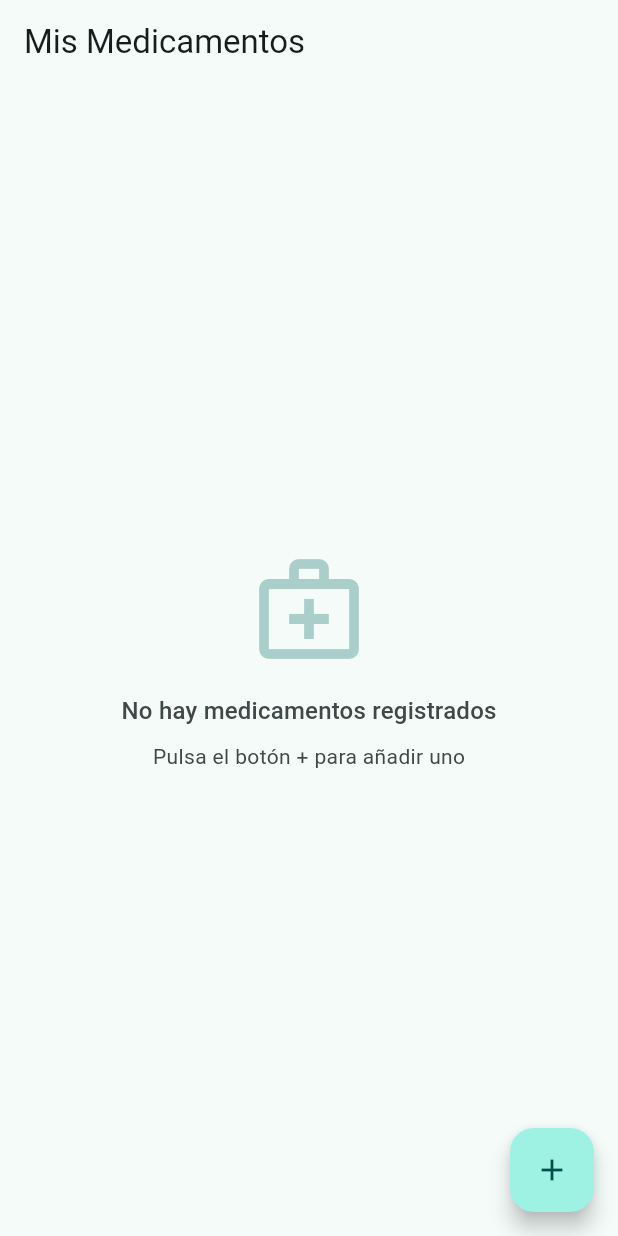
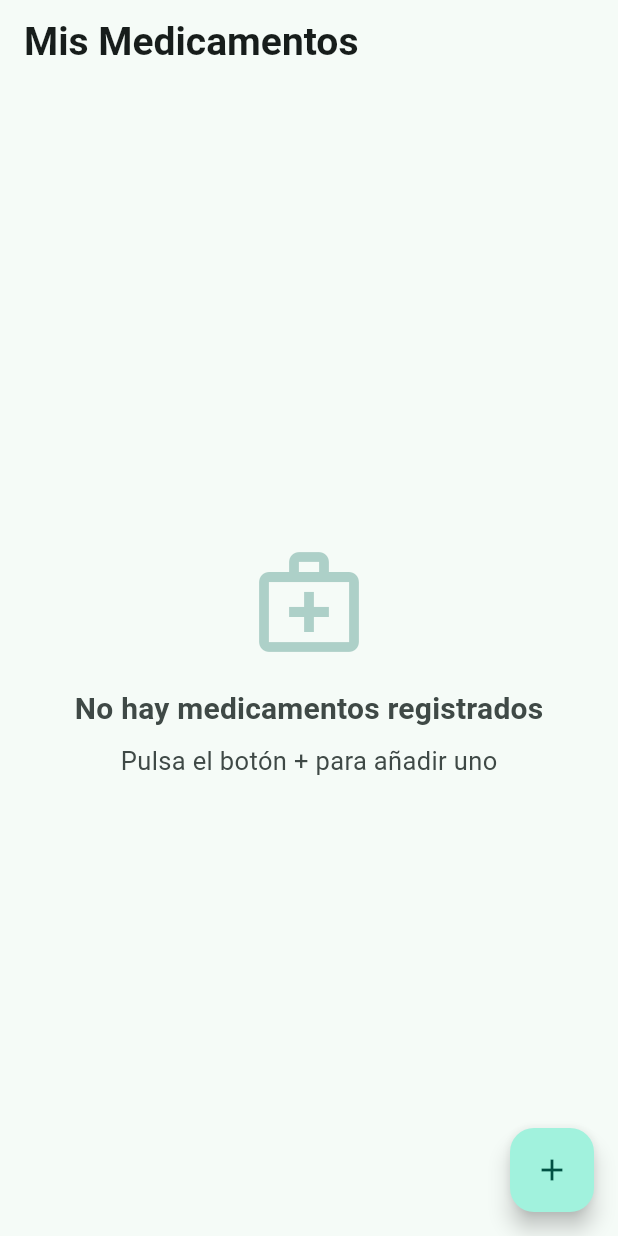
Before and after one commit to rafapoza/medicapp, a Flutter app: the screen it shows after launch, on a phone screen of 412 x 824 dp. Run offline on Flutter 3.47's test engine with Material 3 defaults, Android fonts, the phone set to English and light mode, and no system bars; our stand-ins replace flutter_local_notifications, sqflite, timezone; accounts and stored records are empty.

Commit message:
feat: mejorar accesibilidad con fuentes más grandes y mejor contraste
Implementa mejoras de accesibilidad para usuarios de edad avanzada
con problemas visuales, manteniendo el diseño Material Design 3:

- Aumentar tamaños de fuente en 20-30% en toda la aplicación
- Mejorar contraste de colores (teal más oscuro #006B5A en modo claro,
  teal más claro #00A894 en modo oscuro)
- Aumentar tamaño de iconos de 24px a 28px
- Aumentar altura mínima de botones a 52px (antes ~40px)
- Ajustar tamaños de fuente en diálogos de debug (14-15px)
- Configurar ventana de test más grande (1200x1800) para acomodar
  elementos de accesibilidad

Archivos modificados:
- lib/main.dart: Temas de accesibilidad con TextTheme personalizado
- lib/screens/medication_list_screen.dart: Fuentes más grandes en diálogos
- lib/screens/medication_stock_screen.dart: Badge de estado más legible
- test/widget_test.dart: Tamaño de ventana aumentado para tests

🤖 Generated with [Claude Code](https://claude.com/claude-code)

Co-Authored-By: Claude <noreply@anthropic.com>

```diff
--- a/lib/main.dart
+++ b/lib/main.dart
@@ -52,22 +52,217 @@ class MedicApp extends StatelessWidget {
         Locale('en', 'US'), // English
       ],
       locale: const Locale('es', 'ES'),
-      theme: ThemeData(
-        colorScheme: ColorScheme.fromSeed(
-          seedColor: Colors.teal,
-          brightness: Brightness.light,
-        ),
-        useMaterial3: true,
-      ),
-      darkTheme: ThemeData(
-        colorScheme: ColorScheme.fromSeed(
-          seedColor: Colors.teal,
-          brightness: Brightness.dark,
-        ),
-        useMaterial3: true,
-      ),
+      theme: _buildLightTheme(),
+      darkTheme: _buildDarkTheme(),
       themeMode: ThemeMode.system,
       home: const MedicationListScreen(),
     );
   }
+
+  /// Build light theme with improved accessibility
+  ThemeData _buildLightTheme() {
+    final colorScheme = ColorScheme.fromSeed(
+      seedColor: const Color(0xFF006B5A), // Darker teal for better contrast
+      brightness: Brightness.light,
+    );
+
+    return ThemeData(
+      colorScheme: colorScheme,
+      useMaterial3: true,
+      textTheme: _buildAccessibleTextTheme(colorScheme, Brightness.light),
+      // Increase icon sizes for better visibility
+      iconTheme: const IconThemeData(size: 28),
+      // Make cards more prominent with better shadows
+      cardTheme: CardThemeData(
+        elevation: 2,
+        shape: RoundedRectangleBorder(
+          borderRadius: BorderRadius.circular(16),
+        ),
+      ),
+      // Make buttons larger and more accessible
+      filledButtonTheme: FilledButtonThemeData(
+        style: FilledButton.styleFrom(
+          minimumSize: const Size(64, 52),
+          textStyle: const TextStyle(
+            fontSize: 18,
+            fontWeight: FontWeight.w600,
+          ),
+        ),
+      ),
+      outlinedButtonTheme: OutlinedButtonThemeData(
+        style: OutlinedButton.styleFrom(
+          minimumSize: const Size(64, 52),
+          textStyle: const TextStyle(
+            fontSize: 18,
+            fontWeight: FontWeight.w600,
+          ),
+        ),
+      ),
+      textButtonTheme: TextButtonThemeData(
+        style: TextButton.styleFrom(
+          minimumSize: const Size(64, 48),
+          textStyle: const TextStyle(
+            fontSize: 17,
+            fontWeight: FontWeight.w600,
+          ),
+        ),
+      ),
+    );
+  }
+
+  /// Build dark theme with improved accessibility
+  ThemeData _buildDarkTheme() {
+    final colorScheme = ColorScheme.fromSeed(
+      seedColor: const Color(0xFF00A894), // Lighter teal for dark mode contrast
+      brightness: Brightness.dark,
+    );
+
+    return ThemeData(
+      colorScheme: colorScheme,
+      useMaterial3: true,
+      textTheme: _buildAccessibleTextTheme(colorScheme, Brightness.dark),
+      // Increase icon sizes for better visibility
+      iconTheme: const IconThemeData(size: 28),
+      // Make cards more prominent
+      cardTheme: CardThemeData(
+        elevation: 2,
+        shape: RoundedRectangleBorder(
+          borderRadius: BorderRadius.circular(16),
+        ),
+      ),
+      // Make buttons larger and more accessible
+      filledButtonTheme: FilledButtonThemeData(
+        style: FilledButton.styleFrom(
+          minimumSize: const Size(64, 52),
+          textStyle: const TextStyle(
+            fontSize: 18,
+            fontWeight: FontWeight.w600,
+          ),
+        ),
+      ),
+      outlinedButtonTheme: OutlinedButtonThemeData(
+        style: OutlinedButton.styleFrom(
+          minimumSize: const Size(64, 52),
+          textStyle: const TextStyle(
+            fontSize: 18,
+            fontWeight: FontWeight.w600,
+          ),
+        ),
+      ),
+      textButtonTheme: TextButtonThemeData(
+        style: TextButton.styleFrom(
+          minimumSize: const Size(64, 48),
+          textStyle: const TextStyle(
+            fontSize: 17,
+            fontWeight: FontWeight.w600,
+          ),
+        ),
+      ),
+    );
+  }
+
+  /// Build text theme with increased font sizes for accessibility
+  TextTheme _buildAccessibleTextTheme(ColorScheme colorScheme, Brightness brightness) {
+    final baseColor = brightness == Brightness.light
+        ? Colors.black87
+        : Colors.white;
+
+    return TextTheme(
+      // Display styles - used for large headings
+      displayLarge: TextStyle(
+        fontSize: 64,
+        fontWeight: FontWeight.w300,
+        letterSpacing: -0.25,
+        color: baseColor,
+      ),
+      displayMedium: TextStyle(
+        fontSize: 52,
+        fontWeight: FontWeight.w400,
+        letterSpacing: 0,
+        color: baseColor,
+      ),
+      displaySmall: TextStyle(
+        fontSize: 44,
+        fontWeight: FontWeight.w400,
+        letterSpacing: 0,
+        color: baseColor,
+      ),
+      // Headline styles - used for section headings
+      headlineLarge: TextStyle(
+        fontSize: 36,
+        fontWeight: FontWeight.w400,
+        letterSpacing: 0,
+        color: baseColor,
+      ),
+      headlineMedium: TextStyle(
+        fontSize: 32,
+        fontWeight: FontWeight.w500,
+        letterSpacing: 0,
+        color: baseColor,
+      ),
+      headlineSmall: TextStyle(
+        fontSize: 28,
+        fontWeight: FontWeight.w500,
+        letterSpacing: 0,
+        color: baseColor,
+      ),
+      // Title styles - used for list items and card titles
+      titleLarge: TextStyle(
+        fontSize: 26,
+        fontWeight: FontWeight.w600,
+        letterSpacing: 0,
+        color: baseColor,
+      ),
+      titleMedium: TextStyle(
+        fontSize: 20,
+        fontWeight: FontWeight.w600,
+        letterSpacing: 0.15,
+        color: baseColor,
+      ),
+      titleSmall: TextStyle(
+        fontSize: 17,
+        fontWeight: FontWeight.w600,
+        letterSpacing: 0.1,
+        color: baseColor,
+      ),
+      // Body styles - used for main content
+      bodyLarge: TextStyle(
+        fontSize: 19,
+        fontWeight: FontWeight.w400,
+        letterSpacing: 0.5,
+        color: baseColor,
+      ),
+      bodyMedium: TextStyle(
+        fontSize: 17,
+        fontWeight: FontWeight.w400,
+        letterSpacing: 0.25,
+        color: baseColor,
+      ),
+      bodySmall: TextStyle(
+        fontSize: 15,
+        fontWeight: FontWeight.w400,
+        letterSpacing: 0.4,
+        color: baseColor.withOpacity(0.87),
+      ),
+      // Label styles - used for buttons and tabs
+      labelLarge: TextStyle(
+        fontSize: 17,
+        fontWeight: FontWeight.w600,
+        letterSpacing: 0.1,
+        color: baseColor,
+      ),
+      labelMedium: TextStyle(
+        fontSize: 15,
+        fontWeight: FontWeight.w600,
+        letterSpacing: 0.5,
+        color: baseColor,
+      ),
+      labelSmall: TextStyle(
+        fontSize: 13,
+        fontWeight: FontWeight.w500,
+        letterSpacing: 0.5,
+        color: baseColor.withOpacity(0.87),
+      ),
+    );
+  }
 }
--- a/lib/screens/medication_list_screen.dart
+++ b/lib/screens/medication_list_screen.dart
@@ -701,7 +701,7 @@ class _MedicationListScreenState extends State<MedicationListScreen> {
                               children: [
                                 Icon(
                                   medication.durationType.icon,
-                                  size: 12,
+                                  size: 16,
                                   color: Theme.of(context).colorScheme.onSurfaceVariant,
                                 ),
                                 const SizedBox(width: 4),
@@ -1060,7 +1060,7 @@ class _MedicationListScreenState extends State<MedicationListScreen> {
                               Text(
                                 'ID: ${notification.id}',
                                 style: TextStyle(
-                                  fontSize: 11,
+                                  fontSize: 14,
                                   fontWeight: FontWeight.bold,
                                   color: isPastDue ? Colors.red : null,
                                 ),
@@ -1070,7 +1070,7 @@ class _MedicationListScreenState extends State<MedicationListScreen> {
                                 const Text(
                                   '⚠️ PASADA',
                                   style: TextStyle(
-                                    fontSize: 10,
+                                    fontSize: 13,
                                     fontWeight: FontWeight.bold,
                                     color: Colors.red,
                                   ),
@@ -1090,7 +1090,7 @@ class _MedicationListScreenState extends State<MedicationListScreen> {
                             Text(
                               '📋 Tipo: $notificationType',
                               style: TextStyle(
-                                fontSize: 10,
+                                fontSize: 13,
                                 color: Colors.grey.shade700,
                                 fontStyle: FontStyle.italic,
                               ),
@@ -1101,7 +1101,7 @@ class _MedicationListScreenState extends State<MedicationListScreen> {
                             Text(
                               '📅 Fecha: $scheduledDate',
                               style: TextStyle(
-                                fontSize: 11,
+                                fontSize: 14,
                                 color: isPastDue ? Colors.red.shade700 : Colors.green.shade700,
                                 fontWeight: FontWeight.w600,
                               ),
@@ -1112,7 +1112,7 @@ class _MedicationListScreenState extends State<MedicationListScreen> {
                             Text(
                               '⏰ Hora: $scheduledTime',
                               style: TextStyle(
-                                fontSize: 11,
+                                fontSize: 14,
                                 color: isPastDue ? Colors.red.shade700 : Colors.blue.shade700,
                                 fontWeight: FontWeight.w600,
                               ),
@@ -1121,8 +1121,13 @@ class _MedicationListScreenState extends State<MedicationListScreen> {
                           const SizedBox(height: 4),
                           Text(
                             notification.title ?? "Sin título",
-                            style: const TextStyle(fontSize: 11, fontStyle: FontStyle.italic),
+                            style: const TextStyle(fontSize: 15),
                           ),
+                          if (notification.body != null)
+                            Text(
+                              notification.body!,
+                              style: const TextStyle(fontSize: 14, fontStyle: FontStyle.italic),
+                            ),
                         ],
                       ),
                     ),
@@ -1139,12 +1144,12 @@ class _MedicationListScreenState extends State<MedicationListScreen> {
                     children: [
                       Text(
                         medication.name,
-                        style: const TextStyle(fontSize: 12, fontWeight: FontWeight.bold),
+                        style: const TextStyle(fontSize: 15, fontWeight: FontWeight.bold),
                       ),
                       if (medication.doseTimes.isEmpty)
-                        const Text('  ⚠️ Sin horarios configurados', style: TextStyle(fontSize: 11, color: Colors.orange))
+                        const Text('  ⚠️ Sin horarios configurados', style: TextStyle(fontSize: 14, color: Colors.orange))
                       else
-                        ...medication.doseTimes.map((time) => Text('  • $time', style: const TextStyle(fontSize: 11))),
+                        ...medication.doseTimes.map((time) => Text('  • $time', style: const TextStyle(fontSize: 14))),
                     ],
                   ),
                 );
@@ -1828,7 +1833,7 @@ class _MedicationListScreenState extends State<MedicationListScreen> {
                                   children: [
                                     Icon(
                                       Icons.alarm,
-                                      size: 14,
+                                      size: 18,
                                       color: Theme.of(context).colorScheme.primary,
                                     ),
                                     const SizedBox(width: 4),
--- a/lib/screens/medication_stock_screen.dart
+++ b/lib/screens/medication_stock_screen.dart
@@ -232,7 +232,7 @@ class _MedicationStockScreenState extends State<MedicationStockScreen> {
                                             statusText,
                                             style: TextStyle(
                                               color: statusColor,
-                                              fontSize: 12,
+                                              fontSize: 14,
                                               fontWeight: FontWeight.bold,
                                             ),
                                           ),
```
Also changed, not shown: 1 other file.
